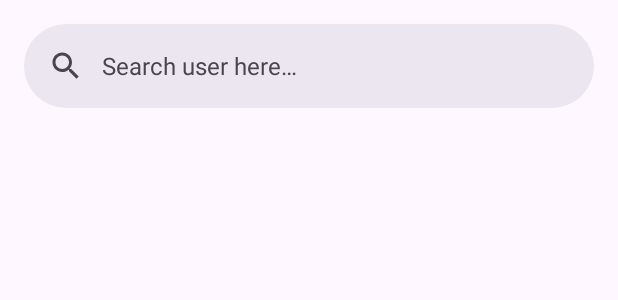
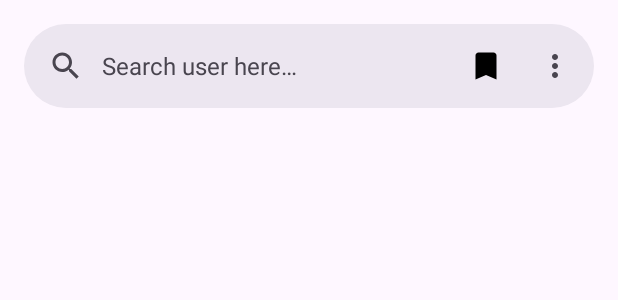
Before and after one commit to gnsisec/UserGithubApiApp, an Android app: the layout activity_main.xml on its own in the app's theme, with its tools: preview values and no code run, on a phone screen of 412 x 824 dp. Shown: the top 300 px of the screen. Run offline under Robolectric (Android 15) with nearby library versions, the phone set to English and light mode, and no system bars; network calls fail.

```diff
--- a/app/src/main/AndroidManifest.xml
+++ b/app/src/main/AndroidManifest.xml
@@ -15,6 +15,9 @@
         android:theme="@style/Theme.RestaurantReview"
         tools:targetApi="31">
         <activity
+            android:name=".ui.darkmode.DarkModeActivity"
+            android:exported="false" />
+        <activity
             android:name=".ui.profile.ProfileActivity"
             android:exported="false" />
         <activity
--- /dev/null
+++ b/app/src/main/res/drawable/baseline_bookmark_24.xml
@@ -0,0 +1,5 @@
+<vector android:height="24dp" android:tint="#000000"
+    android:viewportHeight="24" android:viewportWidth="24"
+    android:width="24dp" xmlns:android="http://schemas.android.com/apk/res/android">
+    <path android:fillColor="@android:color/white" android:pathData="M17,3H7c-1.1,0 -1.99,0.9 -1.99,2L5,21l7,-3 7,3V5c0,-1.1 -0.9,-2 -2,-2z"/>
+</vector>
--- /dev/null
+++ b/app/src/main/res/menu/option_menu.xml
@@ -0,0 +1,15 @@
+<?xml version="1.0" encoding="utf-8"?>
+<menu xmlns:android="http://schemas.android.com/apk/res/android"
+    xmlns:app="http://schemas.android.com/apk/res-auto">
+    <group android:menuCategory="container">
+        <item
+            android:id="@+id/bookmark_profile"
+            android:icon="@drawable/baseline_bookmark_24"
+            android:title="@string/menu_1"
+            app:showAsAction="ifRoom" />
+        <item
+            android:id="@+id/dark_mode"
+            android:title="@string/menu_2"
+            app:showAsAction="never" />
+    </group>
+</menu>
--- a/app/src/main/res/values-night/themes.xml
+++ b/app/src/main/res/values-night/themes.xml
@@ -2,6 +2,7 @@
     <!-- Base application theme. -->
     <style name="Base.Theme.RestaurantReview" parent="Theme.Material3.DayNight.NoActionBar">
         <!-- Customize your dark theme here. -->
-        <!-- <item name="colorPrimary">@color/my_dark_primary</item> -->
+        <item name="colorPrimary">@color/black</item>
+        <item name="colorSecondary">@color/orange</item>
     </style>
 </resources>
--- a/app/src/main/res/values/colors.xml
+++ b/app/src/main/res/values/colors.xml
@@ -1,6 +1,8 @@
 <?xml version="1.0" encoding="utf-8"?>
 <resources>
     <color name="black">#FF000000</color>
+    <color name="white">#00000000</color>
     <color name="github_black_1">#24292e</color>
     <color name="github_black_2">#2b3137</color>
+    <color name="orange">#ffc100</color>
 </resources>
--- a/app/src/main/res/values/strings.xml
+++ b/app/src/main/res/values/strings.xml
@@ -7,4 +7,7 @@
     <string name="tab_text_1">Followers</string>
     <string name="tab_text_2">Following</string>
     <string name="network_error">network error</string>
+    <string name="menu_1">Bookmark Profile</string>
+    <string name="menu_2">Dark Mode</string>
+    <string name="dark_mode">Dark mode</string>
 </resources>
--- a/app/src/main/res/values/themes.xml
+++ b/app/src/main/res/values/themes.xml
@@ -1,8 +1,8 @@
 <resources>
     <!-- Base application theme. -->
     <style name="Base.Theme.RestaurantReview" parent="Theme.Material3.DayNight.NoActionBar">
-         <item name="colorPrimary">@color/github_black_2</item>
-         <item name="colorSecondary">@color/github_black_1</item>
+         <item name="colorPrimary">@color/orange</item>
+         <item name="colorSecondary">@color/black</item>
     </style>
 
     <style name="Theme.RestaurantReview" parent="Base.Theme.RestaurantReview" />
```
Also changed, not shown: app/build.gradle.kts (+8 -1 lines), app/src/main/java/com/example/restaurantreview/data/retrofit/ApiConfig.kt (+11 -2 lines), app/src/main/java/com/example/restaurantreview/ui/darkmode/DarkModeActivity.kt (added, +42 -0 lines), app/src/main/java/com/example/restaurantreview/ui/darkmode/DarkModeViewModel.kt (added, +20 -0 lines), app/src/main/java/com/example/restaurantreview/ui/darkmode/DarkModeViewModelFactory.kt (added, +15 -0 lines), app/src/main/java/com/example/restaurantreview/ui/darkmode/SettingPreferences.kt (added, +41 -0 lines), app/src/main/java/com/example/restaurantreview/ui/main/MainActivity.kt (+65 -13 lines), app/src/main/java/com/example/restaurantreview/ui/main/SearchViewModel.kt (+15 -5 lines), app/src/main/res/layout/activity_dark_mode.xml (added, +22 -0 lines).
